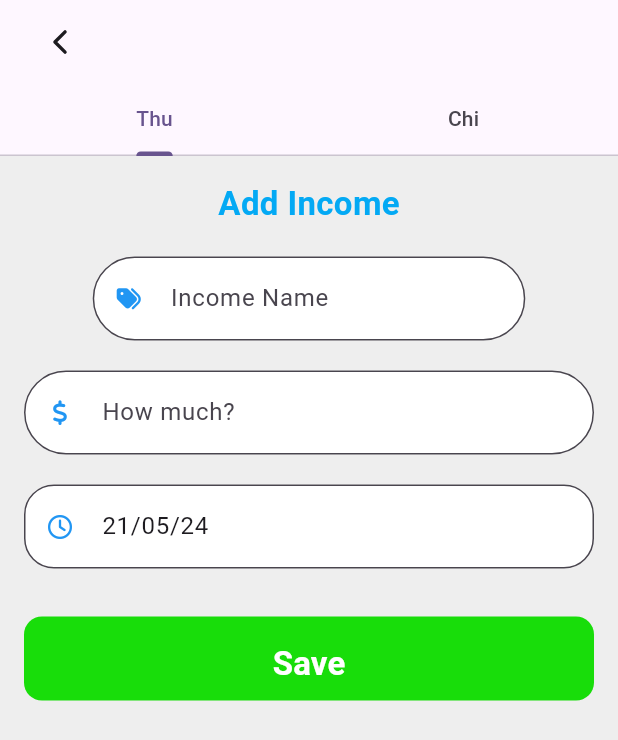
After one commit to TThuong1008/QlyChiTieu, a Flutter app: the ConvertAddThuChi screen opened directly, after a tap on "Save", on a phone screen of 412 x 824 dp. The commit adds this screen. Shown: the top 740 px of the screen. Run offline on Flutter 3.47's test engine with Material 3 defaults, Android fonts, the phone set to English and light mode, and no system bars; our stand-ins replace firebase_auth, firebase_core, firebase_database, flutter_colorpicker, font_awesome_flutter, ionicons and 1 more; accounts and stored records are empty.

Commit message:
Thay doi form add ThuChi

```diff
--- /dev/null
+++ b/lib/screen/add_page.dart
@@ -0,0 +1,57 @@
+import 'package:flutter/material.dart';
+import 'package:ionicons/ionicons.dart';
+import 'package:qlmoney/widgets/add_expense_form.dart';
+import 'package:qlmoney/widgets/add_income_form.dart';
+
+import 'bottom_navigation_bar.dart';
+
+
+
+class AddThuChiPage extends StatelessWidget {
+  @override
+  Widget build(BuildContext context) {
+    return MaterialApp(
+      title: 'Flutter Sliver Example',
+      theme: ThemeData(
+        primarySwatch: Colors.blue,
+      ),
+      home: ConvertAddThuChi(),
+    );
+  }
+}
+
+class ConvertAddThuChi extends StatelessWidget {
+  @override
+  Widget build(BuildContext context) {
+    return DefaultTabController(
+      length: 2,
+      child: Scaffold(
+        appBar: AppBar(
+            leading: IconButton(
+              onPressed: () {
+                Navigator.push(
+                  context,
+                  MaterialPageRoute(
+                      builder: (context) => const BottomNavigationPage()),
+                );
+              },
+              icon: const Icon(Ionicons.chevron_back_outline),
+            ),
+            leadingWidth: 80,
+          bottom: const TabBar(
+            tabs: [
+              Tab(text: 'Thu'),
+              Tab(text: 'Chi'),
+            ],
+          ),
+        ),
+        body: TabBarView(
+          children: [
+            AddIncomeForm(),
+            AddExpenseForm(),
+          ],
+        ),
+      ),
+    );
+  }
+}
--- a/lib/screen/bottom_navigation_bar.dart
+++ b/lib/screen/bottom_navigation_bar.dart
@@ -1,5 +1,5 @@
 import 'package:flutter/material.dart';
-import 'package:qlmoney/screen/add_type_page.dart';
+import 'package:qlmoney/screen/add_page.dart';
 import 'package:qlmoney/screen/home.dart';
 import 'package:qlmoney/screen/remind_page.dart';
 import 'package:qlmoney/screen/thongke_page.dart';
@@ -19,7 +19,7 @@ class _BottomNavigationPageState extends State<BottomNavigationPage> {
   List pages =  [
     HomePage(),
     ThongKePage(),
-    AddPage(),
+    AddThuChiPage(),
     RemindPage(),
     AccountPage(),
   ];
--- a/lib/screen/add_type_page.dart
+++ b/lib/widgets/add_expense_form.dart
@@ -9,14 +9,14 @@ import 'package:intl/intl.dart';
 import 'package:ionicons/ionicons.dart';
 import 'package:qlmoney/screen/bottom_navigation_bar.dart';
 
-class AddPage extends StatefulWidget {
-  const AddPage({Key? key});
+class AddExpenseForm extends StatefulWidget {
+  const AddExpenseForm({Key? key});
 
   @override
-  State<AddPage> createState() => _AddPageState();
+  State<AddExpenseForm> createState() => _AddExpenseFormState();
 }
 
-class _AddPageState extends State<AddPage> {
+class _AddExpenseFormState extends State<AddExpenseForm> {
   TextEditingController expenseNameController = TextEditingController();
   TextEditingController expensePriceController = TextEditingController();
   TextEditingController typeController = TextEditingController();
@@ -53,7 +53,7 @@ class _AddPageState extends State<AddPage> {
   List<String> categories = [];
 
   final List<bool> _selection = [true, false]; // [Income, Expense]
-  String _selectedValue = 'Income';
+  String _selectedValue = 'Expense';
 
   @override
   void initState() {
@@ -70,19 +70,6 @@ class _AddPageState extends State<AddPage> {
       },
       child: Scaffold(
         backgroundColor: Colors.grey[200],
-        appBar: AppBar(
-          leading: IconButton(
-            onPressed: () {
-              Navigator.push(
-                context,
-                MaterialPageRoute(
-                    builder: (context) => const BottomNavigationPage()),
-              );
-            },
-            icon: const Icon(Ionicons.chevron_back_outline),
-          ),
-          leadingWidth: 80,
-        ),
         body: Padding(
           padding: const EdgeInsets.all(16.0),
           child: Column(
@@ -416,45 +403,12 @@ class _AddPageState extends State<AddPage> {
               const SizedBox(
                 height: 32,
               ),
-              // chon Thu hay Chi
-              ToggleButtons(
-                borderRadius: BorderRadius.circular(20),
-                isSelected: _selection,
-                onPressed: (index) {
-                  setState(() {
-                    for (int i = 0; i < _selection.length; i++) {
-                      _selection[i] = i == index;
-                    }
-                    _selectedValue = index == 0 ? 'Income' : 'Expense';
-                  });
-                },
-                children: const [
-                  Padding(
-                    padding: EdgeInsets.symmetric(horizontal: 16.0),
-                    child: Text('Income'),
-                  ),
-                  Padding(
-                    padding: EdgeInsets.symmetric(horizontal: 16.0),
-                    child: Text('Expense'),
-                  ),
-                ],
-                selectedColor:
-                    Colors.white, // Màu của văn bản khi nút được chọn
-                fillColor: Colors.blue,
-                textStyle: const TextStyle(
-                  color: Colors.black,
-                  fontWeight: FontWeight.bold,
-                ),
-              ),
-              const SizedBox(
-                height: 20,
-              ),
               SizedBox(
                 width: double.infinity,
                 height: kToolbarHeight,
                 child: TextButton(
                   onPressed: () {
-                    _saveThuChi(expenseNameController.text, expensePriceController.text, selectedCategory!, dateController.text, _selectedValue);
+                    _saveChi(expenseNameController.text, expensePriceController.text, selectedCategory!, dateController.text, _selectedValue);
                   },
                   style: TextButton.styleFrom(
                     backgroundColor: const Color.fromARGB(255, 24, 221, 10),
@@ -527,12 +481,15 @@ class _AddPageState extends State<AddPage> {
           snapshotValue.forEach((key, value) {
             // Lấy dữ liệu từ mỗi phần tử và thêm vào danh sách categories
             String categoryName = value['name'];
+            if(categoryName != "Lương "){
               categories.add(categoryName);
+            }
           });
 
           setState(() {
             // Cập nhật danh sách categories và gọi setState
             categories = categories;
+            print("$categories");
           });
         }
       } catch (error) {
@@ -543,7 +500,7 @@ class _AddPageState extends State<AddPage> {
   }
 
 //   Ham luu thu || chi
-  Future<void> _saveThuChi(String name, String price, String categoryName, String date, String type) async {
+  Future<void> _saveChi(String name, String price, String categoryName, String date, String type) async {
     final user = FirebaseAuth.instance.currentUser;
     if (user != null) {
       try {
@@ -567,7 +524,7 @@ class _AddPageState extends State<AddPage> {
         });
 
       } catch (error) {
-        print('Lỗi khi lưu khoản ThuChi: $error');
+        print('Lỗi khi lưu khoản Chi: $error');
         // Xử lý lỗi ở đây, như hiển thị một snackbar hoặc hộp thoại cảnh báo
       }
     }
--- /dev/null
+++ b/lib/widgets/add_income_form.dart
@@ -0,0 +1,265 @@
+import 'package:firebase_auth/firebase_auth.dart';
+import 'package:firebase_database/firebase_database.dart';
+import 'package:flutter/cupertino.dart';
+import 'package:flutter/material.dart';
+import 'package:flutter/services.dart';
+import 'package:flutter_colorpicker/flutter_colorpicker.dart';
+import 'package:font_awesome_flutter/font_awesome_flutter.dart';
+import 'package:intl/intl.dart';
+import 'package:ionicons/ionicons.dart';
+import 'package:qlmoney/screen/bottom_navigation_bar.dart';
+
+class AddIncomeForm extends StatefulWidget {
+  const AddIncomeForm({Key? key});
+
+  @override
+  State<AddIncomeForm> createState() => _AddIncomeFormState();
+}
+
+class _AddIncomeFormState extends State<AddIncomeForm> {
+  TextEditingController incomeNameController = TextEditingController();
+  TextEditingController incomePriceController = TextEditingController();
+  TextEditingController typeController = TextEditingController();
+  TextEditingController dateController = TextEditingController();
+  DateTime selectedDate = DateTime.now();
+
+  // xac thuc price
+  final _formKey = GlobalKey<FormState>();
+
+  String? _validatePrice(String? value) {
+    if (value == null || value.isEmpty) {
+      return 'Please enter a price';
+    }
+    final double? price = double.tryParse(value);
+    if (price == null || price <= 0) {
+      return 'Please enter a number greater than 0';
+    }
+    return null;
+  }
+
+  //
+  // List<String> categoriesIcons = [
+  //   'salary',
+  //   'food',
+  //   'home',
+  //   'pet',
+  //   'shopping',
+  //   'tech',
+  //   'travel',
+  //   'bill',
+  // ];
+
+  String selectedCategory ="Lương ";
+
+  final List<bool> _selection = [true, false]; // [Income, Expense]
+  String _selectedValue = 'Income';
+
+  @override
+  void initState() {
+    dateController.text = DateFormat('dd/MM/yy').format(DateTime.now());
+    super.initState();
+  }
+
+  @override
+  Widget build(BuildContext context) {
+    return GestureDetector(
+      onTap: () {
+        FocusScope.of(context).unfocus();
+      },
+      child: Scaffold(
+        backgroundColor: Colors.grey[200],
+        body: Padding(
+          padding: const EdgeInsets.all(16.0),
+          child: Column(
+            crossAxisAlignment: CrossAxisAlignment.center,
+            children: [
+              const Text(
+                'Add Income',
+                style: TextStyle(
+                    fontSize: 22,
+                    fontWeight: FontWeight.bold,
+                    color: Colors.lightBlue),
+              ),
+              const SizedBox(
+                height: 20,
+              ),
+              SizedBox(
+                width: MediaQuery.of(context).size.width * 0.7,
+                child: TextFormField(
+                  controller: incomeNameController,
+                  textAlignVertical: TextAlignVertical.center,
+                  decoration: InputDecoration(
+                    filled: true,
+                    fillColor: Colors.white,
+                    prefixIcon: const Icon(FontAwesomeIcons.tags,
+                        size: 16, color: Colors.blue),
+                    border: OutlineInputBorder(
+                      borderRadius: BorderRadius.circular(30),
+                    ),
+                    labelText: 'Income Name',
+                    hintText: 'Enter income name',
+                  ),
+                ),
+              ),
+              const SizedBox(
+                height: 20,
+              ),
+              SizedBox(
+                // width: MediaQuery.of(context).size.width * 0.7,
+                child: TextFormField(
+                  key: _formKey,
+                  controller: incomePriceController,
+                  textAlignVertical: TextAlignVertical.center,
+                  keyboardType: TextInputType.number,
+                  inputFormatters: [
+                    FilteringTextInputFormatter.allow(RegExp(r'^\d*\.?\d*')),
+                  ],
+                  decoration: InputDecoration(
+                    filled: true,
+                    fillColor: Colors.white,
+                    prefixIcon: const Icon(FontAwesomeIcons.dollarSign,
+                        size: 16, color: Colors.blue),
+                    border: OutlineInputBorder(
+                      borderRadius: BorderRadius.circular(30),
+                    ),
+                    labelText: 'How much?',
+                    hintText: 'Enter income price',
+                  ),
+                  validator: _validatePrice,
+                ),
+              ),
+              const SizedBox(
+                height: 20,
+              ),
+              // chon ngày tháng
+              TextFormField(
+                controller: dateController,
+                textAlignVertical: TextAlignVertical.center,
+                readOnly: true,
+                onTap: () async {
+                  DateTime? newDate = await showDatePicker(
+                    context: context,
+                    initialDate: selectedDate,
+                    firstDate: DateTime.now(),
+                    lastDate: DateTime.now().add(const Duration(days: 365)),
+                  );
+
+                  if (newDate != null) {
+                    setState(() {
+                      dateController.text =
+                          DateFormat('dd/MM/yyyy').format(newDate);
+                      selectedDate = newDate;
+                    });
+                  }
+                },
+                decoration: InputDecoration(
+                  filled: true,
+                  fillColor: Colors.white,
+                  prefixIcon: const Icon(FontAwesomeIcons.clock,
+                      size: 16, color: Colors.blue),
+                  border: OutlineInputBorder(
+                    borderRadius: BorderRadius.circular(20),
+                  ),
+                  hintText: 'Date',
+                ),
+              ),
+              const SizedBox(
+                height: 32,
+              ),
+              SizedBox(
+                width: double.infinity,
+                height: kToolbarHeight,
+                child: TextButton(
+                  onPressed: () {
+                    _saveThu(incomeNameController.text, incomePriceController.text, selectedCategory!, dateController.text, _selectedValue);
+                  },
+                  style: TextButton.styleFrom(
+                    backgroundColor: const Color.fromARGB(255, 24, 221, 10),
+                    padding: const EdgeInsets.all(16),
+                    shape: RoundedRectangleBorder(
+                      borderRadius: BorderRadius.circular(12),
+                    ),
+                  ),
+                  child: const Text(
+                    'Save',
+                    style: TextStyle(
+                      color: Colors.white,
+                      fontSize: 22,
+                      fontWeight: FontWeight.bold,
+                    ),
+                  ),
+                ),
+              ),
+            ],
+          ),
+        ),
+      ),
+    );
+  }
+
+
+
+
+//   Ham luu thu || chi
+  Future<void> _saveThu(String name, String price, String categoryName, String date, String type) async {
+    final user = FirebaseAuth.instance.currentUser;
+    if (user != null) {
+      try {
+        // Lấy category_id từ category_name
+        String categoryId = await getCategoryID(categoryName);
+
+        DatabaseReference refKhoanThuChi = FirebaseDatabase.instance.reference()
+            .child('users')
+            .child(user.uid)
+            .child('khoanthuchi')
+            .push();
+        String khoanThuChiId = refKhoanThuChi.key ?? '';
+
+        await refKhoanThuChi.set({
+          'id': khoanThuChiId,
+          'name': name,
+          'price': price,
+          'category_id': categoryId,
+          'date': date,
+          'type': type,
+        });
+
+      } catch (error) {
+        print('Lỗi khi lưu khoản Chi: $error');
+        // Xử lý lỗi ở đây, như hiển thị một snackbar hoặc hộp thoại cảnh báo
+      }
+    }
+  }
+
+// Hàm này để lấy category_id từ category_name
+  Future<String> getCategoryID(String categoryName) async {
+    final user = FirebaseAuth.instance.currentUser;
+    if (user != null) {
+      try {
+        DatabaseEvent snapshot = await FirebaseDatabase.instance
+            .reference()
+            .child('users')
+            .child(user.uid)
+            .child('typecategorys')
+            .orderByChild('name')
+            .equalTo(categoryName)
+            .once();
+
+        var snapshotValue = snapshot.snapshot.value as Map<dynamic, dynamic>?;
+
+        if (snapshotValue != null) {
+          // Lấy category_id từ snapshot
+          String categoryId = snapshotValue.keys.first;
+          return categoryId;
+        } else {
+          throw 'Không tìm thấy category_id cho category $categoryName';
+        }
+      } catch (error) {
+        throw 'Lỗi khi lấy category_id từ Firebase: $error';
+      }
+    } else {
+      throw 'Người dùng không hợp lệ';
+    }
+  }
+
+}
```
Also changed, not shown: 2 other files. Lines whose indentation alone changed are shown as unchanged.
